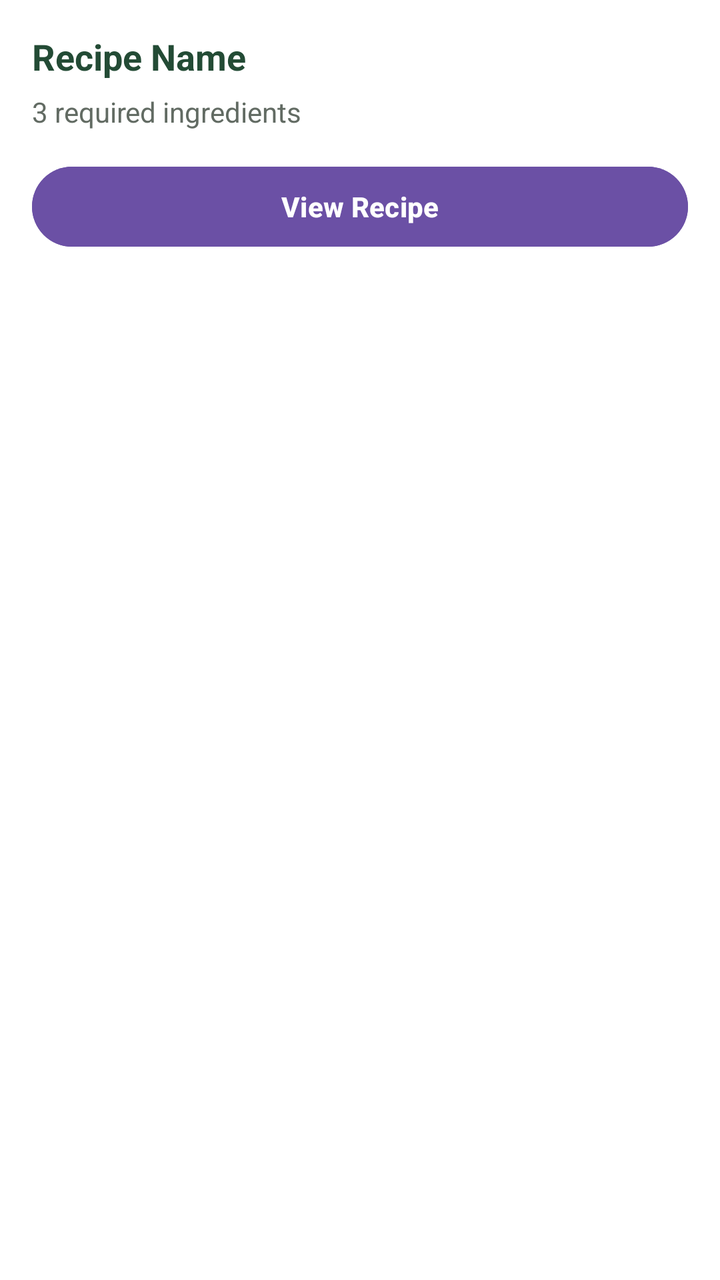
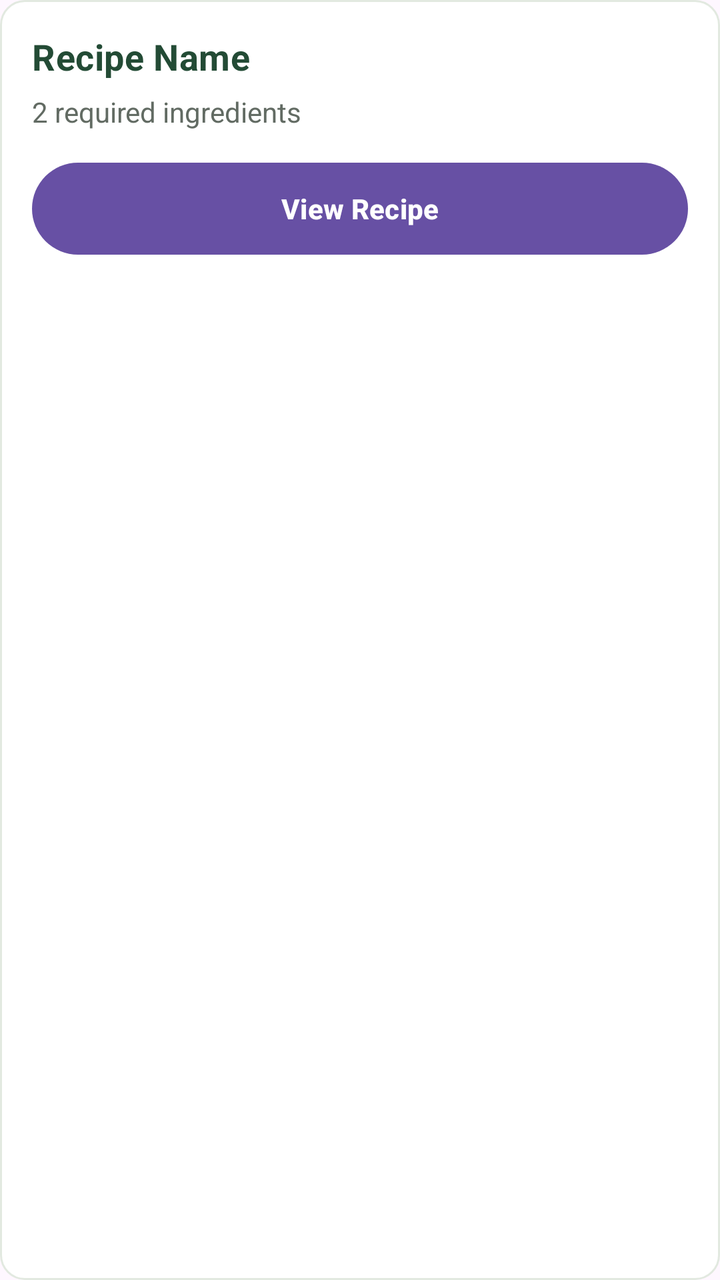

Two renders of the same Android screen: before a commit and after it. Below are the layout's source before the change and the commit's diff.
<!-- AndroidManifest.xml: application theme Theme.SmartPantryManager -->
<!-- res/layout/item_recipe.xml -->
<?xml version="1.0" encoding="utf-8"?>
<LinearLayout
    xmlns:android="http://schemas.android.com/apk/res/android"
    android:layout_width="match_parent"
    android:layout_height="wrap_content"
    android:orientation="vertical"
    android:paddingStart="16dp"
    android:paddingEnd="16dp"
    android:paddingTop="16dp"
    android:paddingBottom="14dp"
    android:background="#FFFFFF">

    
    <TextView
        android:id="@+id/txtRecipeName"
        android:layout_width="match_parent"
        android:layout_height="wrap_content"
        android:text="Recipe Name"
        android:textSize="18sp"
        android:textStyle="bold"
        android:textColor="#234B35"
        android:lineSpacingExtra="2dp"
        android:layout_marginBottom="6dp" />

    
    <TextView
        android:id="@+id/txtRecipeIngredientCount"
        android:layout_width="match_parent"
        android:layout_height="wrap_content"
        android:text="3 required ingredients"
        android:textSize="14sp"
        android:textColor="#626B63"
        android:layout_marginBottom="14dp" />

    
    <Button
        android:id="@+id/btnViewRecipe"
        android:layout_width="match_parent"
        android:layout_height="48dp"
        android:text="View Recipe"
        android:textAllCaps="false"
        android:textSize="14sp"
        android:textStyle="bold"
        android:textColor="#FFFFFF"
        android:backgroundTint="#6B50A5"
        android:stateListAnimator="@null"/>

</LinearLayout>
<!-- resources referenced by this layout -->
<resources>
  <style name="Theme.SmartPantryManager" parent="Base.Theme.SmartPantryManager" />
  <style name="Base.Theme.SmartPantryManager" parent="Theme.Material3.DayNight">
  
          
          
      </style>
</resources>

<!-- the commit's change to res/layout/item_recipe.xml (unified diff, before → after) -->
@@ -4,13 +4,11 @@
     android:layout_width="match_parent"
     android:layout_height="wrap_content"
     android:orientation="vertical"
-    android:paddingStart="16dp"
-    android:paddingEnd="16dp"
-    android:paddingTop="16dp"
-    android:paddingBottom="14dp"
-    android:background="#FFFFFF">
+    android:padding="16dp"
+    android:layout_marginBottom="8dp"
+    android:background="@drawable/bg_recipe_detail_card"
+    android:clipToPadding="false">
 
-    
     <TextView
         android:id="@+id/txtRecipeName"
         android:layout_width="match_parent"
@@ -19,30 +17,32 @@
         android:textSize="18sp"
         android:textStyle="bold"
         android:textColor="#234B35"
-        android:lineSpacingExtra="2dp"
+        android:letterSpacing="0.01"
         android:layout_marginBottom="6dp" />
 
-    
     <TextView
         android:id="@+id/txtRecipeIngredientCount"
         android:layout_width="match_parent"
         android:layout_height="wrap_content"
-        android:text="3 required ingredients"
+        android:text="2 required ingredients"
         android:textSize="14sp"
         android:textColor="#626B63"
-        android:layout_marginBottom="14dp" />
+        android:layout_marginBottom="16dp" />
 
-    
     <Button
         android:id="@+id/btnViewRecipe"
         android:layout_width="match_parent"
-        android:layout_height="48dp"
+        android:layout_height="46dp"
         android:text="View Recipe"
         android:textAllCaps="false"
         android:textSize="14sp"
         android:textStyle="bold"
         android:textColor="#FFFFFF"
-        android:backgroundTint="#6B50A5"
-        android:stateListAnimator="@null"/>
+        android:background="@drawable/bg_button_primary"
+        android:stateListAnimator="@null"
+        android:minHeight="0dp"
+        android:minWidth="0dp"
+        android:paddingStart="12dp"
+        android:paddingEnd="12dp" />
 
 </LinearLayout>
<!-- resource entries referenced after the edit -->
@@ -1,10 +1,37 @@
 <!-- resources referenced by this layout -->
 <resources>
+  <!-- drawable bg_button_primary (drawable) -->
+  <?xml version="1.0" encoding="utf-8"?>
+  <shape xmlns:android="http://schemas.android.com/apk/res/android"
+      android:shape="rectangle">
+  
+      <solid android:color="#6B50A5" />
+  
+      <corners android:radius="28dp" />
+  
+  </shape>
+  <!-- drawable bg_recipe_detail_card (drawable) -->
+  <?xml version="1.0" encoding="utf-8"?>
+  <shape xmlns:android="http://schemas.android.com/apk/res/android"
+      android:shape="rectangle">
+  
+      <solid android:color="#FFFFFF" />
+  
+      <corners android:radius="12dp" />
+  
+      <stroke
+          android:width="1dp"
+          android:color="#E2E9E0" />
+  
+  </shape>
   <style name="Theme.SmartPantryManager" parent="Base.Theme.SmartPantryManager" />
   <style name="Base.Theme.SmartPantryManager" parent="Theme.Material3.DayNight">
   
-          
-          
+          <item name="android:windowActionModeOverlay">true</item>
+          <item name="android:windowLightStatusBar">false</item>
+          <item name="android:statusBarColor">#F2EBF8</item>
+          <item name="android:navigationBarColor">#F5F7F2</item>
+  
       </style>
 </resources>
 
